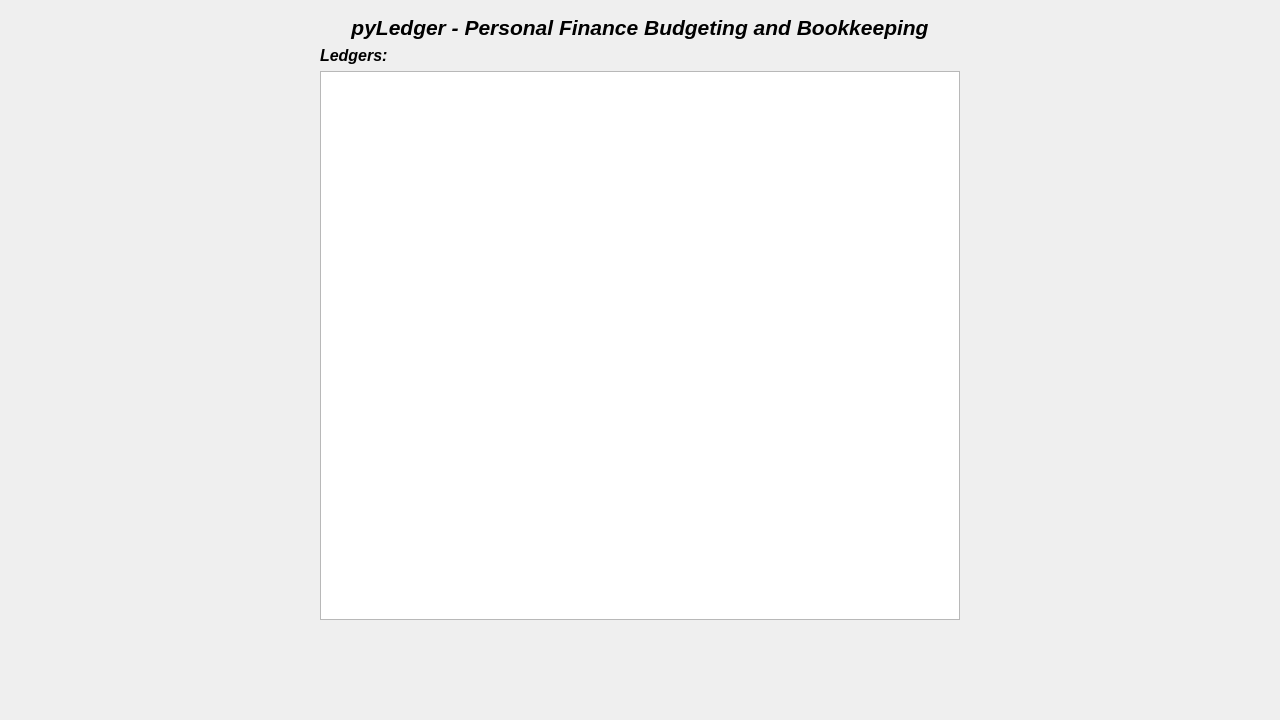
This is src/gui/titleView.ui in wmei1/pyLedger as Qt 5 draws it before an edit. The edited form follows.
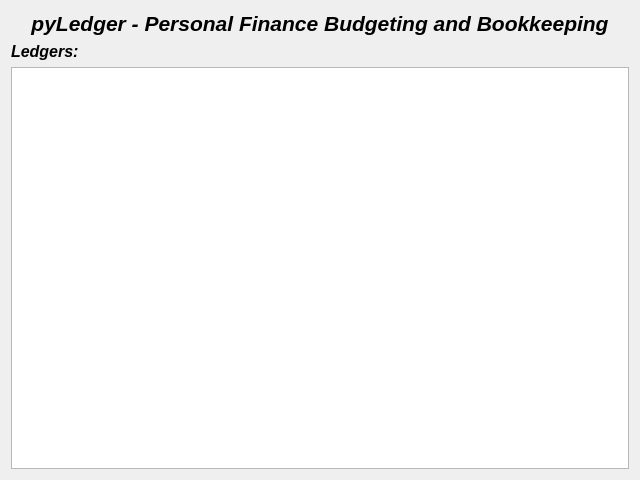
This is the edited form.

What changed in the file:
```diff
--- a/src/gui/titleView.ui
+++ b/src/gui/titleView.ui
@@ -1,32 +1,37 @@
 <?xml version="1.0" encoding="UTF-8"?>
 <ui version="4.0">
- <class>MainWindow</class>
- <widget class="QMainWindow" name="MainWindow">
+ <class>Form</class>
+ <widget class="QWidget" name="Form">
   <property name="geometry">
    <rect>
     <x>0</x>
     <y>0</y>
-    <width>1280</width>
-    <height>720</height>
+    <width>640</width>
+    <height>480</height>
    </rect>
   </property>
+  <property name="sizePolicy">
+   <sizepolicy hsizetype="Minimum" vsizetype="Minimum">
+    <horstretch>0</horstretch>
+    <verstretch>0</verstretch>
+   </sizepolicy>
+  </property>
+  <property name="minimumSize">
+   <size>
+    <width>640</width>
+    <height>480</height>
+   </size>
+  </property>
+  <property name="maximumSize">
+   <size>
+    <width>640</width>
+    <height>480</height>
+   </size>
+  </property>
   <property name="windowTitle">
    <string>pyLedger</string>
   </property>
-  <widget class="QWidget" name="centralwidget">
    <layout class="QVBoxLayout" name="verticalLayout">
-    <property name="leftMargin">
-     <number>320</number>
-    </property>
-    <property name="topMargin">
-     <number>15</number>
-    </property>
-    <property name="rightMargin">
-     <number>320</number>
-    </property>
-    <property name="bottomMargin">
-     <number>100</number>
-    </property>
     <item>
      <widget class="QLabel" name="label">
       <property name="sizePolicy">
@@ -94,7 +99,6 @@
      </widget>
     </item>
    </layout>
-  </widget>
  </widget>
  <resources/>
  <connections/>
```
Left out of the diff: 5 changed lines with no effect on the pictures. Lines whose indentation alone changed are shown as unchanged.
